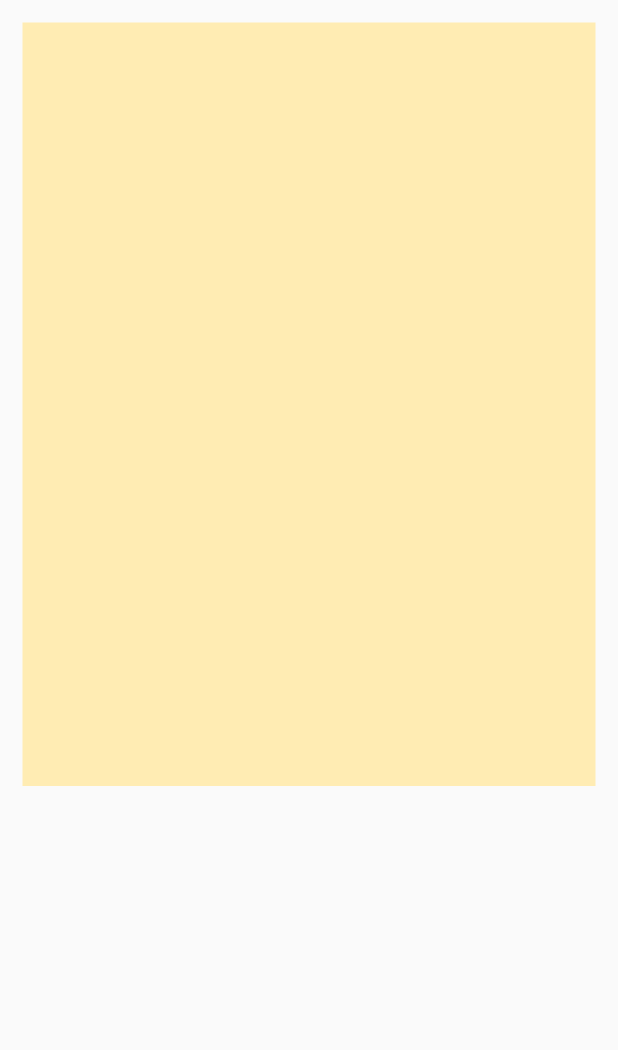
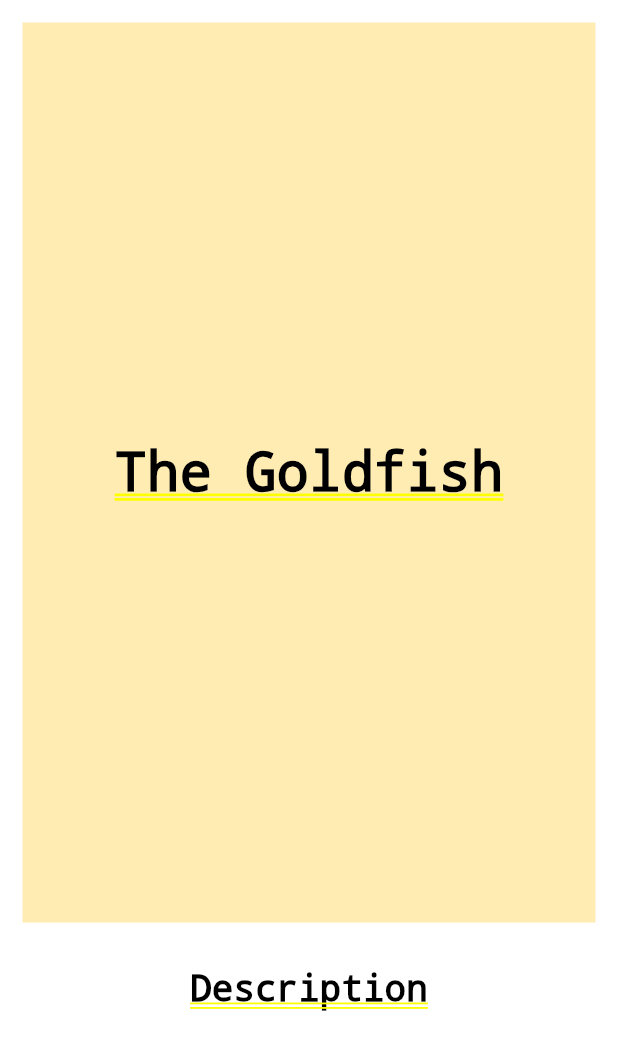
Before and after one commit to Marta-24/task1, a Flutter app: the screen it shows after launch, on a phone screen of 412 x 824 dp. Shown: the top 1050 px of the screen. Run offline on Flutter 3.47's test engine with Material 2 defaults, Android fonts, the phone set to English and light mode, and no system bars; missing offline and left inert: dart:html.

Commit message:
added title and widget

```diff
--- a/lib/main.dart
+++ b/lib/main.dart
@@ -10,13 +10,40 @@ class MyApp extends StatelessWidget {
   const MyApp({super.key});
 
   @override
-  Widget build(BuildContext context) {
+  /*Widget build(BuildContext context) {
     return MaterialApp(
         home: Scaffold(
             body: Center(
                 child: Container(
-      margin: const EdgeInsets.only(left: 15, top: 15, right: 15, bottom: 300),
-      color: Colors.amber[100],
-    ))));
+                    margin: const EdgeInsets.only(
+                        left: 15, top: 15, right: 15, bottom: 300),
+                    color: Colors.amber[100],
+                    child: const Center(
+                        child: Text(
+                      'The Goldfish',
+                      style: TextStyle(fontSize: 36.0, color: Colors.black),
+                    ))))));
+  }*/
+  Widget build(BuildContext context) {
+    return MaterialApp(
+        home: Container(
+            child: Center(
+      child: Column(children: <Widget>[
+        Container(
+            margin:
+                const EdgeInsets.only(left: 15, top: 15, right: 15, bottom: 30),
+            color: Colors.amber[100],
+            height: 600,
+            child: const Center(
+                child: Text(
+              'The Goldfish',
+              style: TextStyle(fontSize: 36.0, color: Colors.black),
+            ))),
+        const Text(
+          'Description',
+          style: TextStyle(fontSize: 24.0, color: Colors.black),
+        )
+      ]),
+    )));
   }
 }
```
